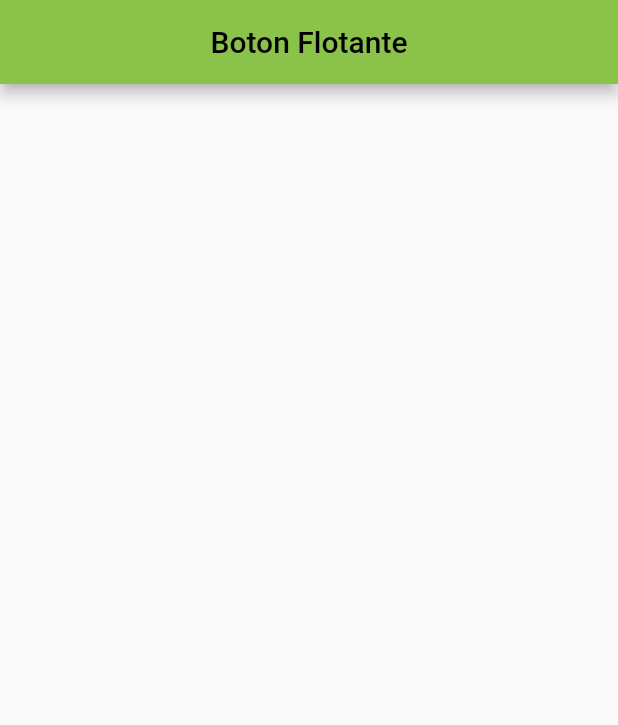
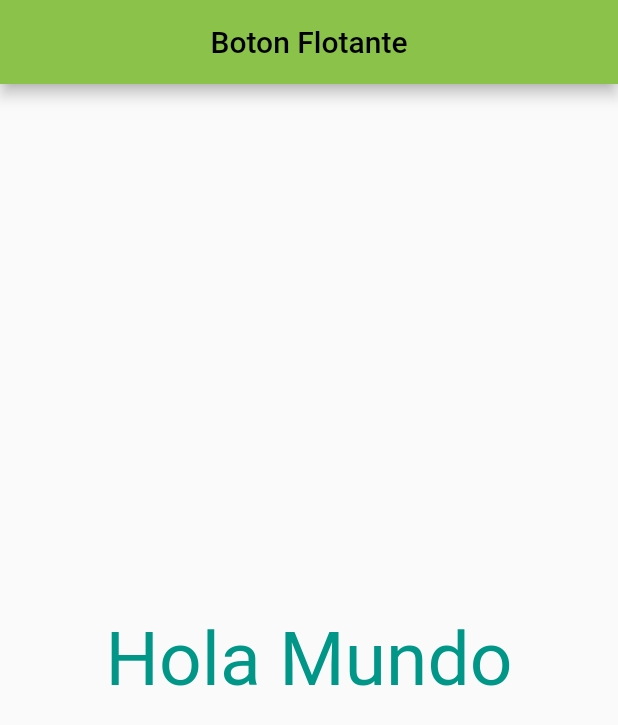
Before and after one commit to DiegoJassozzz/Flutter_prueba, a Flutter app: the screen it shows after launch, on a phone screen of 412 x 824 dp. Shown: the top 725 px of the screen. Run offline on Flutter 3.47's test engine with Material 2 defaults, Android fonts, the phone set to English and light mode, and no system bars.

```diff
--- a/lib/screens/boton_flotante_screen.dart
+++ b/lib/screens/boton_flotante_screen.dart
@@ -12,7 +12,10 @@ class BotonFlotante extends StatelessWidget {
           ),
           body: Center(
             child: Column(
-
+              mainAxisAlignment: MainAxisAlignment.center,
+              children: [
+                Text("Hola Mundo")
+              ],
             )
           )
     );
```
Also changed, not shown: 1 other file.
